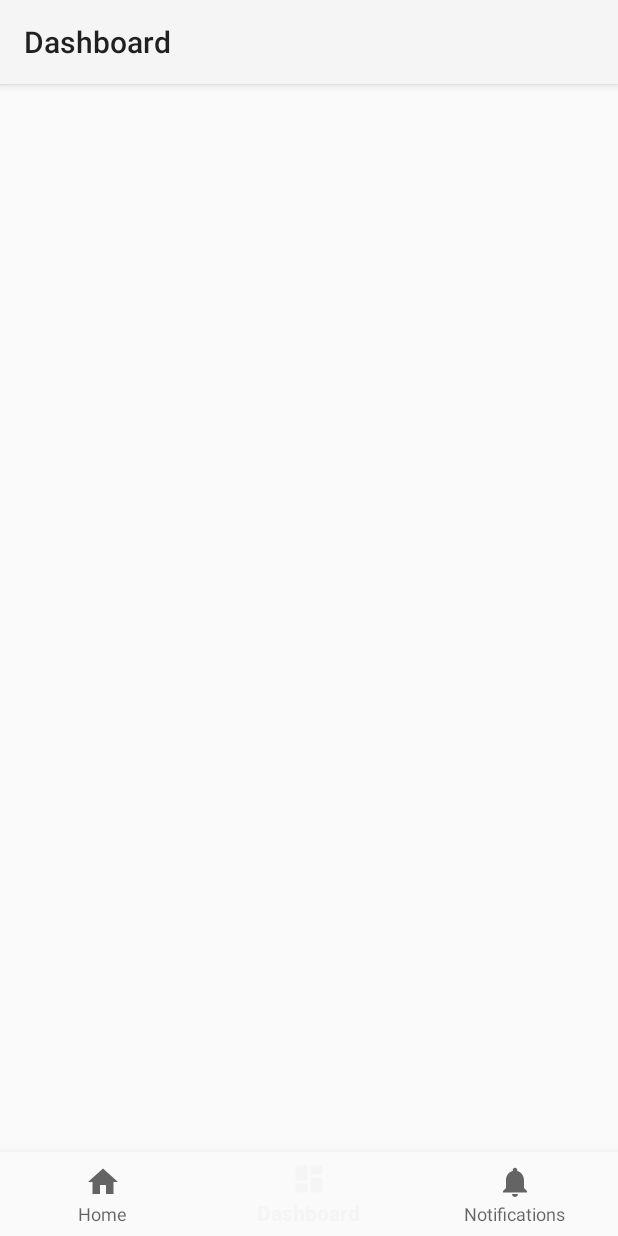
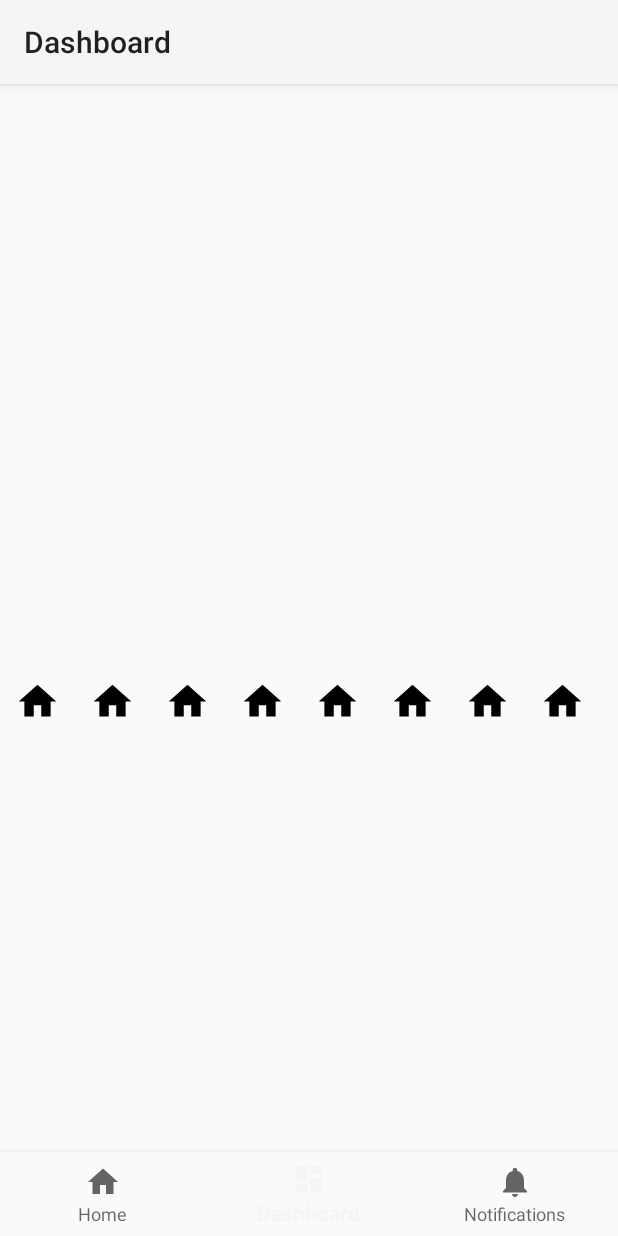
Before and after one commit to sslonixxx/photoEditor, an Android app: the screen it shows after launch (MainActivity), item 2 of the bottom bar chosen, on a phone screen of 412 x 824 dp. Run offline under Robolectric (Android 15) with nearby library versions, the phone set to English and light mode, and no system bars; our stand-ins replace navigation-ui; libraries missing offline, so code that uses them is left out: com.github.dhaval2404.imagepicker; pictures from the network do not load.

Commit message:
add recyclerView :)

```diff
--- a/app/src/main/java/com/example/photoeditor/MainActivity.kt
+++ b/app/src/main/java/com/example/photoeditor/MainActivity.kt
@@ -57,9 +57,6 @@ class MainActivity : AppCompatActivity() {
         return super.onCreateView(name, context, attrs)
     }
 
-    var selectedImage : Uri? = null
-    var selectedBitmap : Bitmap? = null
-
     private fun getPermission () {
         // Register ActivityResult handler
         val requestPermissions = registerForActivityResult(ActivityResultContracts.RequestMultiplePermissions()) { results ->
--- a/app/src/main/java/com/example/photoeditor/ui/dashboard/DashboardFragment.kt
+++ b/app/src/main/java/com/example/photoeditor/ui/dashboard/DashboardFragment.kt
@@ -4,40 +4,45 @@ import android.os.Bundle
 import android.view.LayoutInflater
 import android.view.View
 import android.view.ViewGroup
-import android.widget.TextView
 import androidx.fragment.app.Fragment
-import androidx.lifecycle.ViewModelProvider
 import androidx.recyclerview.widget.LinearLayoutManager
-import androidx.recyclerview.widget.RecyclerView.LayoutManager
-import com.example.photoeditor.R
 import com.example.photoeditor.databinding.FragmentDashboardBinding
+import com.example.photoeditor.ui.dashboard.adapter.FilterAdapter
 import com.example.photoeditor.ui.dashboard.service.FilterGroupService
 
 class DashboardFragment : Fragment() {
 
     private var _binding: FragmentDashboardBinding? = null
-
-    // This property is only valid between onCreateView and
-    // onDestroyView.
     private val binding get() = _binding!!
 
+    private lateinit var adapter: FilterAdapter
+
     override fun onCreateView(
-            inflater: LayoutInflater,
-            container: ViewGroup?,
-            savedInstanceState: Bundle?
+        inflater: LayoutInflater,
+        container: ViewGroup?,
+        savedInstanceState: Bundle?
     ): View {
-        val dashboardViewModel =
-                ViewModelProvider(this).get(DashboardViewModel::class.java)
         _binding = FragmentDashboardBinding.inflate(inflater, container, false)
-        val root: View = binding.root
-        //TODO: MANAGER!!!!!!!!!!!!!ТУТ
+        return binding.root
+    }
+
+    override fun onViewCreated(view: View, savedInstanceState: Bundle?) {
+        super.onViewCreated(view, savedInstanceState)
+
+        setupRecyclerView()
+    }
+
+    private fun setupRecyclerView() {
+        adapter = FilterAdapter()
+        adapter.data = FilterGroupService.filterList
+
         binding.bestRecycler.layoutManager =
             LinearLayoutManager(requireContext(), LinearLayoutManager.HORIZONTAL, false)
-        return root
+        binding.bestRecycler.adapter = adapter
     }
 
     override fun onDestroyView() {
         super.onDestroyView()
-        _binding = null
+        _binding = null // Обнуляем _binding при разрушении view
     }
 }
--- a/app/src/main/java/com/example/photoeditor/ui/dashboard/DashboardViewModel.kt
+++ /dev/null
@@ -1,13 +0,0 @@
-package com.example.photoeditor.ui.dashboard
-
-import androidx.lifecycle.LiveData
-import androidx.lifecycle.MutableLiveData
-import androidx.lifecycle.ViewModel
-
-class DashboardViewModel : ViewModel() {
-
-    private val _text = MutableLiveData<String>().apply {
-        value = "This is dashboard Fragment"
-    }
-    val text: LiveData<String> = _text
-}
--- /dev/null
+++ b/app/src/main/java/com/example/photoeditor/ui/dashboard/adapter/FilterAdapter.kt
@@ -0,0 +1,36 @@
+package com.example.photoeditor.ui.dashboard.adapter
+
+import android.util.Log
+import android.view.LayoutInflater
+import android.view.ViewGroup
+import androidx.recyclerview.widget.RecyclerView
+import com.example.photoeditor.databinding.ItemFilterBinding
+import com.example.photoeditor.ui.dashboard.model.FilterEntity
+
+class FilterAdapter : RecyclerView.Adapter<FilterAdapter.FilterViewHolder>() {
+    var data: List<FilterEntity> = emptyList()
+        set(newValue) {
+            field = newValue
+            notifyDataSetChanged()
+        }
+
+    class FilterViewHolder(val binding: ItemFilterBinding) : RecyclerView.ViewHolder(binding.root)
+
+    override fun onCreateViewHolder(parent: ViewGroup, viewType: Int): FilterViewHolder {
+        val inflater = LayoutInflater.from(parent.context)
+        val binding = ItemFilterBinding.inflate(inflater, parent, false)
+
+        return FilterViewHolder(binding)
+    }
+
+    override fun getItemCount(): Int = data.size // Количество элементов в списке данных
+
+    override fun onBindViewHolder(holder: FilterViewHolder, position: Int) {
+        val filter = data[position] // Получение фильтра из списка данных по позиции
+
+        with(holder.binding) {
+            nameTextView.text = filter.text // Отрисовка названия
+            imageView.setImageResource(filter.image)
+        }
+    }
+}
--- a/app/src/main/java/com/example/photoeditor/ui/dashboard/model/FilterEntity.kt
+++ b/app/src/main/java/com/example/photoeditor/ui/dashboard/model/FilterEntity.kt
@@ -1,6 +1,6 @@
 package com.example.photoeditor.ui.dashboard.model
 
 data class FilterEntity(
-    val text: String,
-    val image: Int
+    val text: String, //название фильтра
+    val image: Int //картиночка
 )
--- a/app/src/main/java/com/example/photoeditor/ui/dashboard/service/FilterGroupService.kt
+++ b/app/src/main/java/com/example/photoeditor/ui/dashboard/service/FilterGroupService.kt
@@ -4,12 +4,15 @@ import com.example.photoeditor.R
 import com.example.photoeditor.ui.dashboard.model.FilterEntity
 object FilterGroupService {
 
-    val filterList = listOf(
+    val filterList = listOf( //TODO: text from R.values.strings
         FilterEntity(image = R.drawable.ic_home_black_24dp, text = "LOL"),
         FilterEntity(image = R.drawable.ic_home_black_24dp, text = "LOL"),
         FilterEntity(image = R.drawable.ic_home_black_24dp, text = "LOL"),
         FilterEntity(image = R.drawable.ic_home_black_24dp, text = "LOL"),
         FilterEntity(image = R.drawable.ic_home_black_24dp, text = "LOL"),
         FilterEntity(image = R.drawable.ic_home_black_24dp, text = "LOL"),
+        FilterEntity(image = R.drawable.ic_home_black_24dp, text = "LOL"),
+        FilterEntity(image = R.drawable.ic_home_black_24dp, text = "LOL"),
+        FilterEntity(image = R.drawable.ic_home_black_24dp, text = "LOL")
     )
 }
--- a/app/src/main/res/layout/fragment_dashboard.xml
+++ b/app/src/main/res/layout/fragment_dashboard.xml
@@ -7,12 +7,14 @@
     tools:context=".ui.dashboard.DashboardFragment">
 
     <androidx.recyclerview.widget.RecyclerView
-        android:id = "@+id/bestRecycler"
+        android:id="@+id/bestRecycler"
         android:layout_width="match_parent"
         android:layout_height="wrap_content"
+        app:layoutManager="androidx.recyclerview.widget.LinearLayoutManager"
         app:layout_constraintBottom_toBottomOf="parent"
         app:layout_constraintEnd_toEndOf="parent"
+        app:layout_constraintHorizontal_bias="0.0"
         app:layout_constraintStart_toStartOf="parent"
-        app:layoutManager="androidx.recyclerview.widget.LinearLayoutManager"
-        app:layout_constraintTop_toTopOf="parent" />
+        app:layout_constraintTop_toTopOf="parent"
+        app:layout_constraintVertical_bias="0.499" />
 </androidx.constraintlayout.widget.ConstraintLayout>
--- /dev/null
+++ b/app/src/main/res/layout/item_filter.xml
@@ -0,0 +1,46 @@
+<?xml version="1.0" encoding="utf-8"?>
+<androidx.constraintlayout.widget.ConstraintLayout xmlns:android="http://schemas.android.com/apk/res/android"
+    xmlns:app="http://schemas.android.com/apk/res-auto"
+    xmlns:tools="http://schemas.android.com/tools"
+    android:layout_width="50dp"
+    android:layout_height="50dp">
+
+    <androidx.constraintlayout.widget.ConstraintLayout
+        android:id="@+id/constraintLayout"
+        android:layout_width="30dp"
+        android:layout_height="30dp"
+        android:layout_marginStart="5dp"
+        android:layout_marginTop="5dp"
+        android:layout_marginEnd="5dp"
+        android:layout_marginBottom="5dp"
+        app:layout_constraintBottom_toBottomOf="parent"
+        app:layout_constraintEnd_toEndOf="parent"
+        app:layout_constraintStart_toStartOf="parent"
+        app:layout_constraintTop_toTopOf="parent">
+
+        <ImageView
+            android:id="@+id/imageView"
+            android:layout_width="match_parent"
+            android:layout_height="match_parent"
+            android:src="@drawable/ic_home_black_24dp"
+
+            app:layout_constraintBottom_toBottomOf="parent"
+            app:layout_constraintEnd_toEndOf="parent"
+            app:layout_constraintStart_toStartOf="parent"
+            app:layout_constraintTop_toTopOf="parent"
+            android:contentDescription="@string/app_name">
+
+        </ImageView>
+
+
+    </androidx.constraintlayout.widget.ConstraintLayout>
+
+    <TextView
+        android:id="@+id/nameTextView"
+        android:layout_width="wrap_content"
+        android:layout_height="5dp"
+        app:layout_constraintBottom_toBottomOf="parent"
+        app:layout_constraintEnd_toEndOf="parent"
+        app:layout_constraintStart_toStartOf="parent"
+        app:layout_constraintTop_toBottomOf="@+id/constraintLayout" />
+</androidx.constraintlayout.widget.ConstraintLayout>
--- a/app/src/main/res/values/strings.xml
+++ b/app/src/main/res/values/strings.xml
@@ -3,6 +3,7 @@
     <string name="title_home">Home</string>
     <string name="title_dashboard">Dashboard</string>
     <string name="title_notifications">Notifications</string>
+    <string name="unsharp_mask">Unsharp mask</string>
     <!-- TODO: Remove or change this placeholder text -->
     <string name="hello_blank_fragment">Hello blank fragment</string>
 </resources>
```
